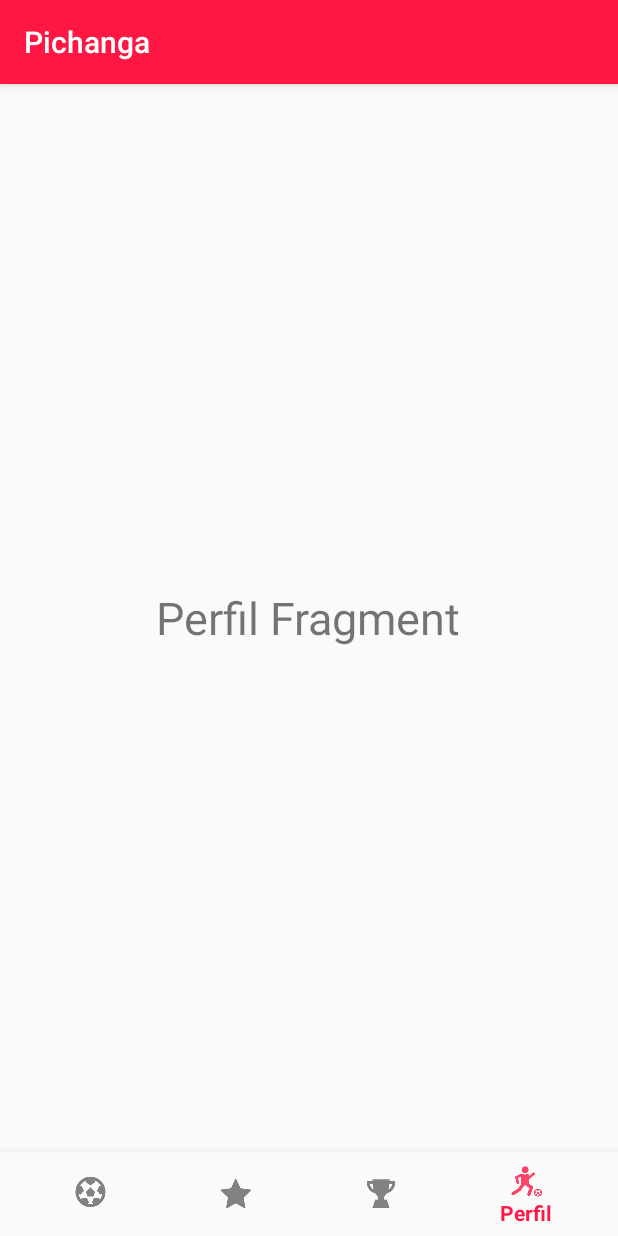
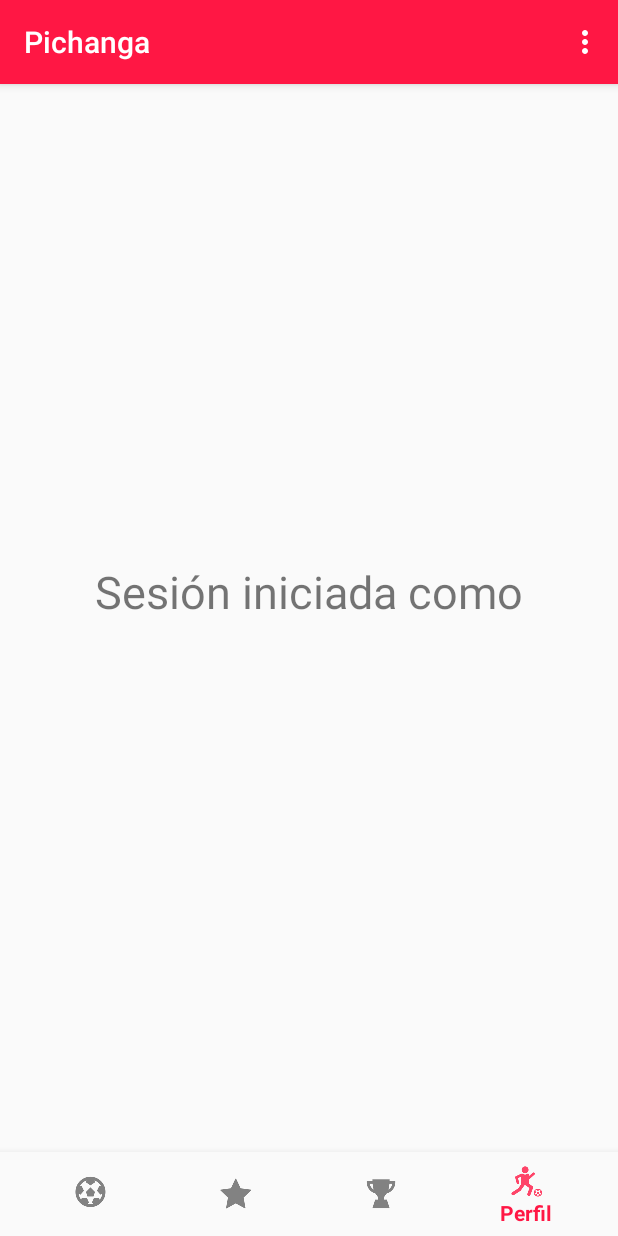
Before and after one commit to DonPolluelo/AppPichanga, an Android app: the MainActivity screen opened directly, with no data from a screen before it, item 4 of the bottom bar chosen, on a phone screen of 412 x 824 dp. Run offline under Robolectric (Android 15) with nearby library versions, the phone set to English and light mode, and no system bars.

Commit message:
sesión persistente, se muestra en perfil y se implementa logout

```diff
--- a/app/src/main/java/com/pichangaexample/pichanga/MainActivity.java
+++ b/app/src/main/java/com/pichangaexample/pichanga/MainActivity.java
@@ -9,6 +9,8 @@ import android.support.v4.view.ViewPager;
 import android.support.v7.app.AppCompatActivity;
 import android.os.Bundle;
 import android.support.v7.widget.Toolbar;
+import android.view.Menu;
+import android.view.MenuInflater;
 import android.view.MenuItem;
 import android.widget.TextView;
 
@@ -112,6 +114,37 @@ public class MainActivity extends AppCompatActivity {
     }
 
 
+
+
+
+
+
+    @Override
+    public boolean onCreateOptionsMenu(Menu menu) {
+        MenuInflater inflater = getMenuInflater();
+        inflater.inflate(R.menu.menu_bar, menu);
+        return super.onCreateOptionsMenu(menu);
+    }
+
+    @Override
+    public boolean onOptionsItemSelected(MenuItem item) {
+        switch (item.getItemId()){
+            case R.id.action_logout:
+                Intent logout = new Intent(this, Register.class);
+                startActivity(logout);
+                break;
+            default:
+                // esto no deberia pasar hehhehehe
+        }
+        return super.onOptionsItemSelected(item);
+    }
+
+
+
+
+
+
+
        /* tabLayout = (TabLayout) findViewById(R.id.tablayout_id);
         viewpager = (ViewPager) findViewById(R.id.viewpager_id);
         //ViewPagerAdapter adapter = new ViewPagerAdapter(getSupportFragmentManager());
--- a/app/src/main/java/com/pichangaexample/pichanga/PerfilFragment.java
+++ b/app/src/main/java/com/pichangaexample/pichanga/PerfilFragment.java
@@ -1,17 +1,41 @@
 package com.pichangaexample.pichanga;
 
+import android.content.SharedPreferences;
 import android.os.Bundle;
 import android.support.annotation.Nullable;
 import android.support.v4.app.Fragment;
 import android.view.LayoutInflater;
 import android.view.View;
 import android.view.ViewGroup;
+import android.widget.TextView;
+
+import static android.content.Context.MODE_PRIVATE;
 
 public class PerfilFragment extends Fragment {
+
+    View view;
 
     @Nullable
     @Override
     public View onCreateView(LayoutInflater inflater, @Nullable ViewGroup container, @Nullable Bundle savedInstanceState) {
-        return inflater.inflate(R.layout.fragment_perfil, container, false);
+        view = inflater.inflate(R.layout.fragment_perfil, container, false);
+
+        SharedPreferences prefs = getActivity().getSharedPreferences("login", MODE_PRIVATE);
+        String correo = prefs.getString("correo", "");
+
+        setText("Sesión iniciada como\n" + correo);
+
+        return view;
+
     }
+
+
+    public void setText(String text){
+
+        TextView textView = (TextView) view.findViewById(R.id.perfil_textview);
+        textView.setText(text);
+    }
+
+
+
 }
--- a/app/src/main/res/layout/fragment_perfil.xml
+++ b/app/src/main/res/layout/fragment_perfil.xml
@@ -5,6 +5,7 @@
     android:layout_height="match_parent">
 
     <TextView
+        android:id="@+id/perfil_textview"
         android:layout_width="wrap_content"
         android:layout_height="wrap_content"
         android:text="Perfil Fragment"
--- /dev/null
+++ b/app/src/main/res/menu/menu_bar.xml
@@ -0,0 +1,9 @@
+<?xml version="1.0" encoding="utf-8"?>
+<menu xmlns:android="http://schemas.android.com/apk/res/android"
+    xmlns:app="http://schemas.android.com/apk/res-auto">
+    <item
+        android:id="@+id/action_logout"
+        android:title="Logout"
+        app:showAsAction="never">
+    </item>
+</menu>
```
Also changed, not shown: app/src/main/java/com/pichangaexample/pichanga/Register.java (+14 -0 lines), app/src/main/java/com/pichangaexample/pichanga/SplashScreen.java (+8 -4 lines), app/src/main/res/values/styles.xml (+17 -0 lines).
